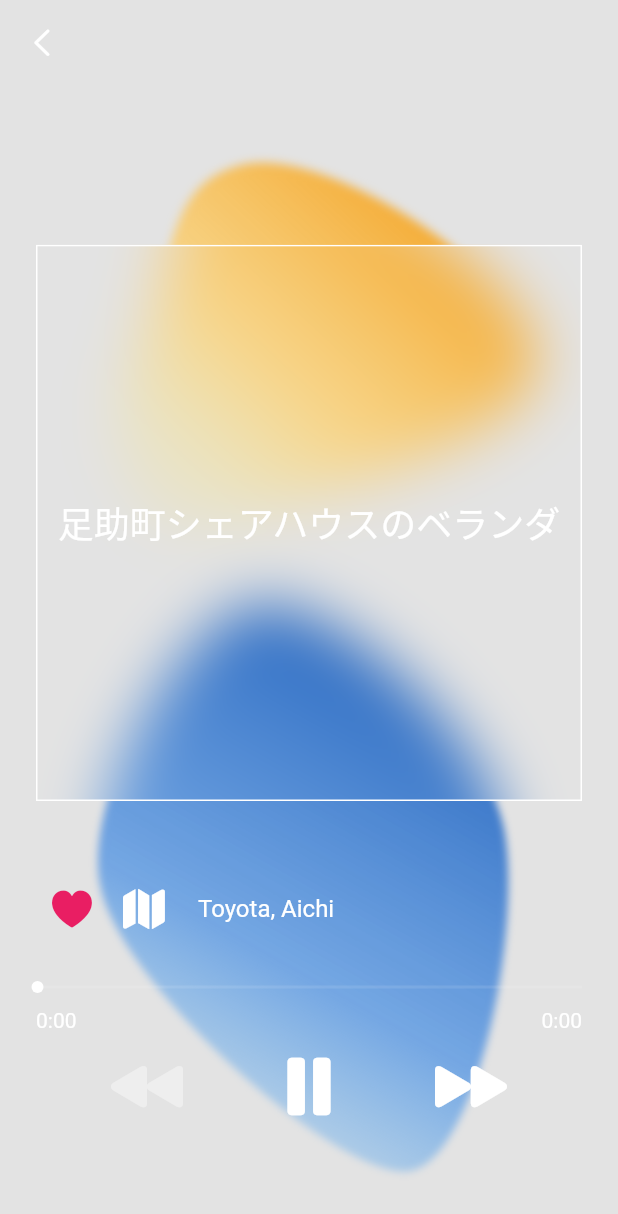
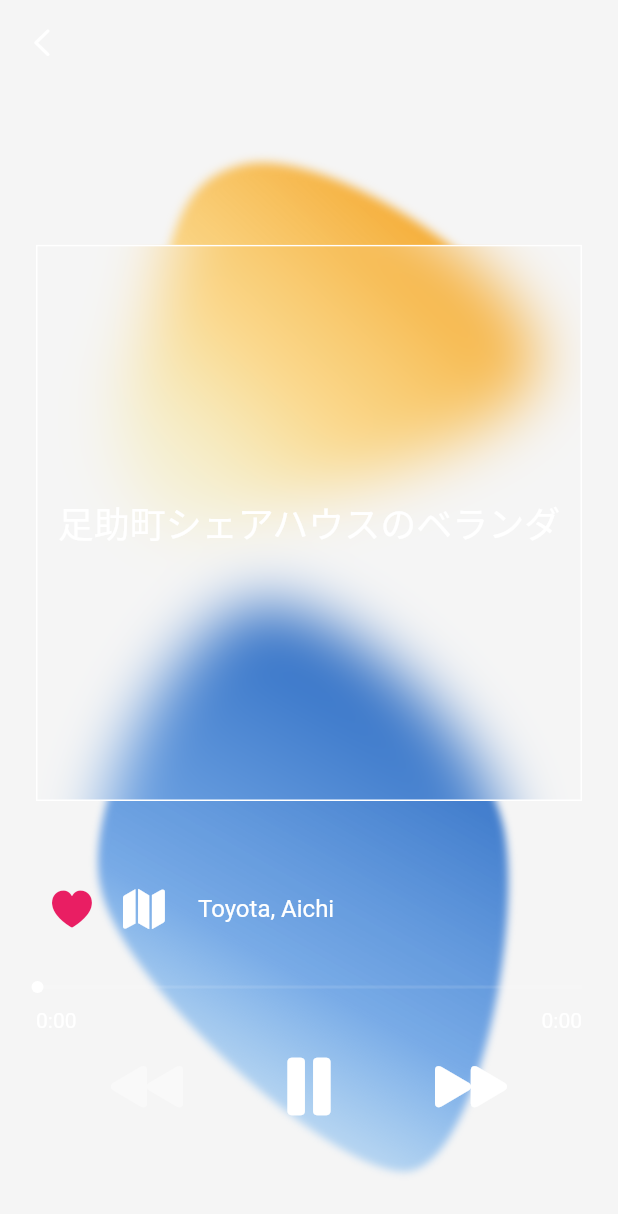
Before and after one commit to Recap-dev/Aoku, a Flutter app: the screen it shows after launch, after a tap on "足助町シェアハウスのベランダ", on a phone screen of 412 x 824 dp. Shown: the top 1214 px of the screen. Run offline on Flutter 3.47's test engine with Material 2 defaults, Android fonts, the phone set to English and light mode, and no system bars; drawn by our look-alikes of audio_video_progress_bar; our stand-ins replace audioplayers, firebase_core, google_maps_flutter; accounts and stored records are empty; Roboto replaces fonts that are missing (Noto-Serif-Japanese).

Commit message:
feat(dark mode): add dark mode!

```diff
--- a/lib/components/album_art.dart
+++ b/lib/components/album_art.dart
@@ -21,15 +21,15 @@ class AlbumArt extends StatelessWidget {
           height: MediaQuery.of(context).size.width * 0.9,
           decoration: BoxDecoration(
             border: Border.all(
-              color: Colors.white,
+              color: Theme.of(context).colorScheme.onBackground,
               width: 1,
             ),
           ),
           child: Center(
             child: Text(
               widget.currentTitle,
-              style: const TextStyle(
-                color: Colors.white,
+              style: TextStyle(
+                color: Theme.of(context).colorScheme.onBackground,
                 fontSize: 24.0,
               ),
             ),
--- a/lib/components/aoi_progress_bar.dart
+++ b/lib/components/aoi_progress_bar.dart
@@ -25,14 +25,15 @@ class AoiProgressBar extends StatelessWidget {
       total: _currentDuration,
       barHeight: 2,
       barCapShape: BarCapShape.square,
-      thumbColor: Colors.white,
-      baseBarColor: Colors.white.withOpacity(0.1),
-      progressBarColor: Colors.white.withOpacity(0.8),
+      thumbColor: Theme.of(context).colorScheme.onBackground,
+      baseBarColor: Theme.of(context).colorScheme.onBackground.withOpacity(0.1),
+      progressBarColor:
+          Theme.of(context).colorScheme.onBackground.withOpacity(0.8),
       bufferedBarColor: Colors.transparent,
       thumbRadius: 4,
       thumbGlowRadius: 6,
-      timeLabelTextStyle: const TextStyle(
-        color: Colors.white,
+      timeLabelTextStyle: TextStyle(
+        color: Theme.of(context).colorScheme.onBackground,
       ),
       timeLabelPadding: 10.0,
       onSeek: (Duration duration) {
--- a/lib/components/map_button.dart
+++ b/lib/components/map_button.dart
@@ -12,9 +12,9 @@ class MapButton extends StatelessWidget {
   @override
   Widget build(BuildContext context) {
     return IconButton(
-      icon: const Icon(
+      icon: Icon(
         CupertinoIcons.map_fill,
-        color: Colors.white,
+        color: Theme.of(context).colorScheme.onBackground,
       ),
       onPressed: onPressed,
       iconSize: 32.0,
--- a/lib/components/map_text.dart
+++ b/lib/components/map_text.dart
@@ -17,8 +17,8 @@ class MapText extends StatelessWidget {
       onTap: null,
       child: Text(
         '${widget.city}, ${widget.province}',
-        style: const TextStyle(
-          color: Colors.white,
+        style: TextStyle(
+          color: Theme.of(context).colorScheme.onBackground,
           fontSize: 16.0,
         ),
       ),
--- a/lib/components/next_button.dart
+++ b/lib/components/next_button.dart
@@ -20,8 +20,8 @@ class NextButton extends StatelessWidget {
       icon: Icon(
         CupertinoIcons.forward_fill,
         color: widget.currentIndex == widget.aoiSounds.length - 1
-            ? Colors.white.withOpacity(0.4)
-            : Colors.white,
+            ? Theme.of(context).colorScheme.onBackground.withOpacity(0.4)
+            : Theme.of(context).colorScheme.onBackground,
       ),
       iconSize: 48,
     );
--- a/lib/components/pause_button.dart
+++ b/lib/components/pause_button.dart
@@ -13,9 +13,9 @@ class PauseButton extends StatelessWidget {
   Widget build(BuildContext context) {
     return IconButton(
       onPressed: onPressed,
-      icon: const Icon(
+      icon: Icon(
         CupertinoIcons.pause_fill,
-        color: Colors.white,
+        color: Theme.of(context).colorScheme.onBackground,
       ),
       iconSize: 56,
     );
--- a/lib/components/play_button.dart
+++ b/lib/components/play_button.dart
@@ -13,9 +13,9 @@ class PlayButton extends StatelessWidget {
   Widget build(BuildContext context) {
     return IconButton(
       onPressed: onPressed,
-      icon: const Icon(
+      icon: Icon(
         CupertinoIcons.play_fill,
-        color: Colors.white,
+        color: Theme.of(context).colorScheme.onBackground,
       ),
       iconSize: 56,
     );
--- a/lib/components/previous_button.dart
+++ b/lib/components/previous_button.dart
@@ -19,8 +19,8 @@ class PreviousButton extends StatelessWidget {
       icon: Icon(
         CupertinoIcons.backward_fill,
         color: widget.currentIndex == 0
-            ? Colors.white.withOpacity(0.4)
-            : Colors.white,
+            ? Theme.of(context).colorScheme.onBackground.withOpacity(0.4)
+            : Theme.of(context).colorScheme.onBackground,
       ),
       iconSize: 48,
     );
--- a/lib/main.dart
+++ b/lib/main.dart
@@ -44,8 +44,40 @@ class _AokuAppState extends State<AokuApp> {
           return MaterialApp(
             title: 'Flutter Demo',
             theme: ThemeData(
+              brightness: Brightness.light,
               fontFamily: 'Noto-Serif-Japanese',
+              colorScheme: const ColorScheme.light(
+                primary: Color(0xFFF5F5F5),
+                secondary: Color(0xFFF5F5F5),
+                surface: Color(0xFFF5F5F5),
+                background: Color(0xFFF5F5F5),
+                error: Color(0xFFB00020),
+                onPrimary: Colors.white,
+                onSecondary: Colors.white,
+                onSurface: Colors.white,
+                onBackground: Colors.white,
+                onError: Colors.white,
+                brightness: Brightness.light,
+              ),
             ),
+            darkTheme: ThemeData(
+              brightness: Brightness.dark,
+              fontFamily: 'Noto-Serif-Japanese',
+              colorScheme: const ColorScheme.dark(
+                primary: Color(0xFF050A30),
+                secondary: Color(0xFF050A30),
+                surface: Color(0xFF050A30),
+                background: Color(0xFF050A30),
+                error: Color(0xFFB00020),
+                onPrimary: Color(0xFFF5F5F5),
+                onSecondary: Color(0xFFF5F5F5),
+                onSurface: Color(0xFFF5F5F5),
+                onBackground: Color(0xFFF5F5F5),
+                onError: Color(0xFFF5F5F5),
+                brightness: Brightness.dark,
+              ),
+            ),
+            themeMode: ThemeMode.system,
             home: const HomePage(title: '聞く'),
           );
         }
--- a/lib/pages/home_page.dart
+++ b/lib/pages/home_page.dart
@@ -27,10 +27,10 @@ class _HomePageState extends State<HomePage> {
     return Scaffold(
       appBar: AppBar(
         title: Text(widget.title),
-        backgroundColor: const Color(0xFFE3E3E3),
+        backgroundColor: Theme.of(context).colorScheme.background,
         shadowColor: Colors.transparent,
       ),
-      backgroundColor: const Color(0xFFE3E3E3),
+      backgroundColor: Theme.of(context).colorScheme.background,
       body: Stack(
         children: [
           Align(
@@ -100,21 +100,21 @@ class _HomePageState extends State<HomePage> {
             child: Container(
               decoration: BoxDecoration(
                 border: Border.all(
-                  color: Colors.white,
+                  color: Theme.of(context).colorScheme.onBackground,
                   width: 1.0,
                 ),
               ),
               child: ListTile(
                 title: Text(
                   _title,
-                  style: const TextStyle(
-                    color: Colors.white,
+                  style: TextStyle(
+                    color: Theme.of(context).colorScheme.onBackground,
                   ),
                 ),
                 trailing: Text(
                   _aoiSounds[_selectedIndex].length.toString() + 'min',
-                  style: const TextStyle(
-                    color: Colors.white,
+                  style: TextStyle(
+                    color: Theme.of(context).colorScheme.onBackground,
                   ),
                 ),
                 onTap: () {
--- a/lib/pages/play_page.dart
+++ b/lib/pages/play_page.dart
@@ -64,7 +64,7 @@ class _PlayPageState extends State<PlayPage> {
     return Scaffold(
       extendBodyBehindAppBar: true,
       appBar: AppBar(
-        backgroundColor: const Color(0xFFE3E3E3),
+        backgroundColor: Theme.of(context).colorScheme.background,
         shadowColor: Colors.transparent,
         leading: IconButton(
           onPressed: () {
@@ -74,7 +74,7 @@ class _PlayPageState extends State<PlayPage> {
           icon: const Icon(CupertinoIcons.chevron_left),
         ),
       ),
-      backgroundColor: const Color(0xFFE3E3E3),
+      backgroundColor: Theme.of(context).colorScheme.background,
       body: SafeArea(
         child: Padding(
           padding: const EdgeInsets.symmetric(horizontal: 24.0),
```
Also changed, not shown: 2 other files.
